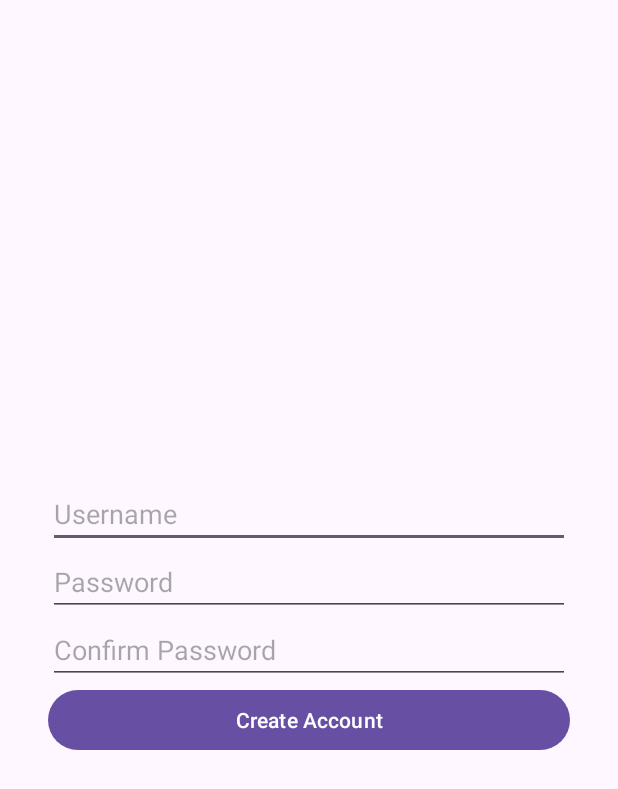
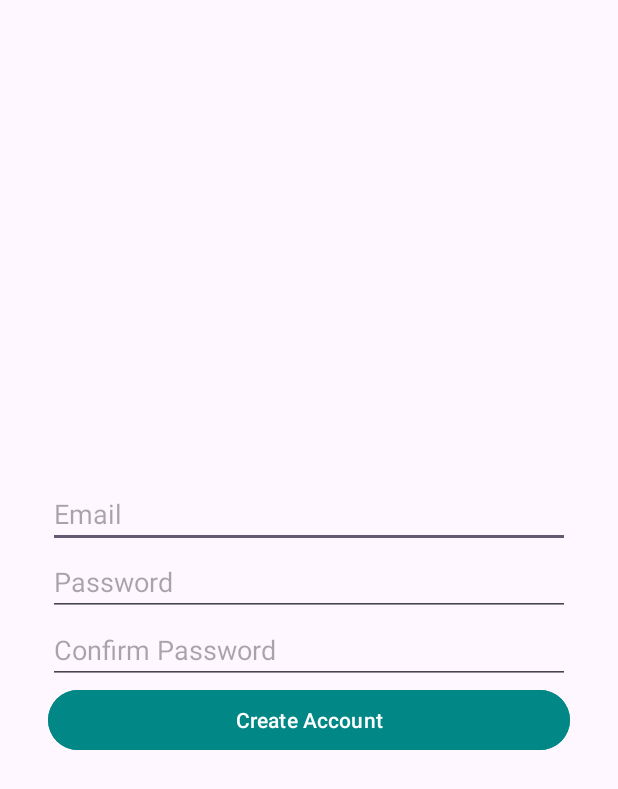
Before and after one commit to Pizzabagarn/WellnessQuests, an Android app: the layout fragment_register.xml on its own in the app's theme, with its tools: preview values and no code run, on a phone screen of 412 x 824 dp. Shown: the top 789 px of the screen. Run offline under Robolectric (Android 15) with nearby library versions, the phone set to English and light mode, and no system bars.

Commit message:
Ändrat textrutan för registrering till "Email" samt bytt färg på knappen för registrering

```diff
--- a/app/src/main/res/layout/fragment_register.xml
+++ b/app/src/main/res/layout/fragment_register.xml
@@ -18,7 +18,7 @@
             android:id="@+id/editTextNewUsername"
             android:layout_width="match_parent"
             android:layout_height="wrap_content"
-            android:hint="Username"
+            android:hint="Email"
             android:text="@={viewModel.email}" />
 
         <EditText
@@ -41,8 +41,10 @@
             android:id="@+id/buttonRegister"
             android:layout_width="match_parent"
             android:layout_height="wrap_content"
+            android:backgroundTint="#FF018786"
+            android:onClick="@{() -> viewModel.onRegisterClicked()}"
             android:text="Create Account"
-            android:onClick="@{() -> viewModel.onRegisterClicked()}" />
+            android:textColorLink="#009688" />
 
     </LinearLayout>
 </layout>
```
